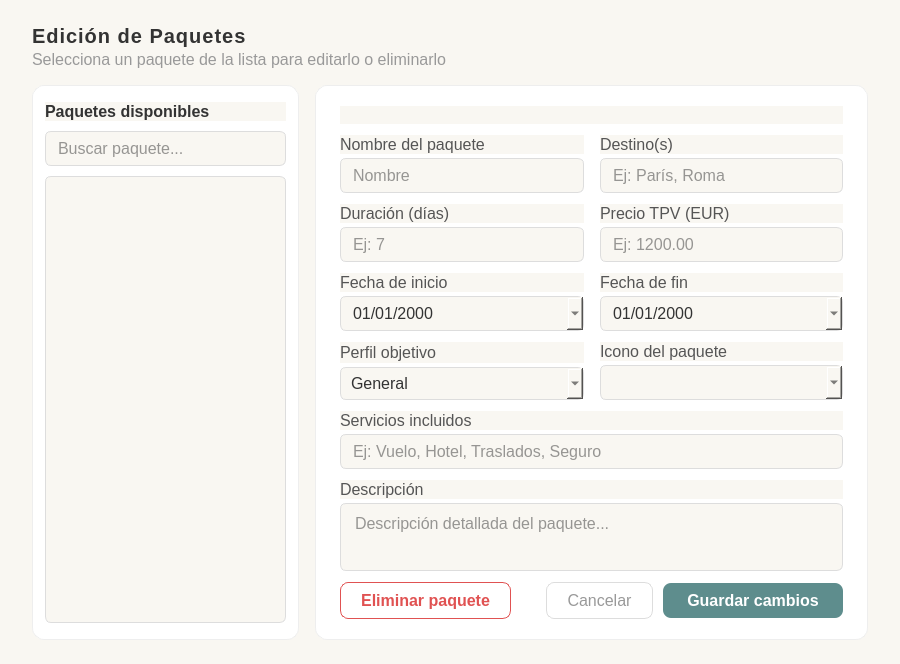
Above: src/vista/ui/vistaEditar.ui from laraanton/InSo before the change. Below: the same form after it.
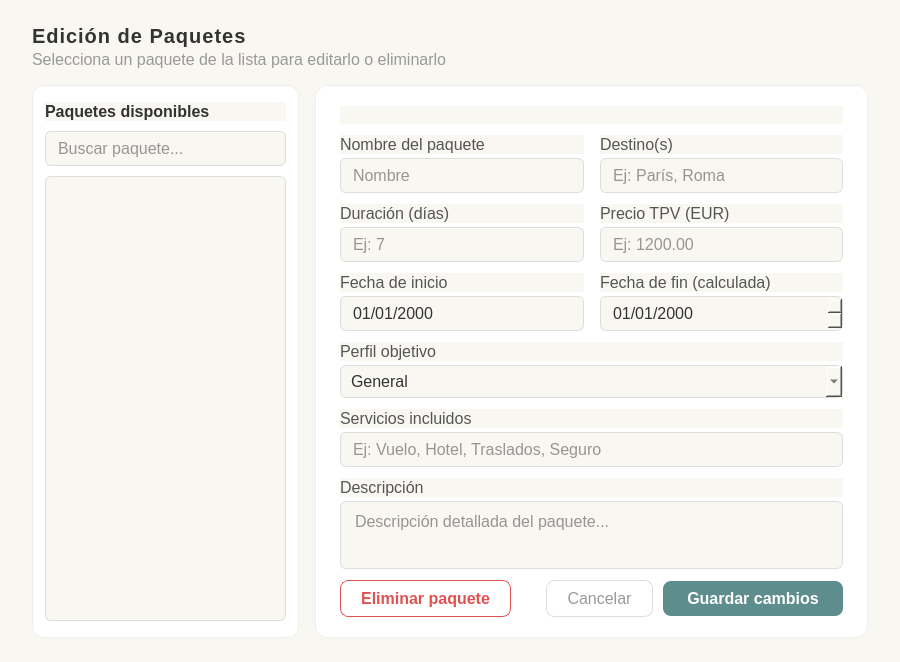
That is the form after the change.

Commit message:
Adjust UI properties and font sizes in vistaEditar
Updated UI layout and styles for VentanaEditar.

```diff
--- a/src/vista/ui/vistaEditar.ui
+++ b/src/vista/ui/vistaEditar.ui
@@ -3,7 +3,7 @@
  <class>VentanaEditar</class>
  <widget class="QWidget" name="VentanaEditar">
   <property name="geometry">
-   <rect><x>0</x><y>0</y><width>900</width><height>640</height></rect>
+   <rect><x>0</x><y>0</y><width>900</width><height>620</height></rect>
   </property>
   <property name="styleSheet">
    <string notr="true">
@@ -18,21 +18,16 @@
     letter-spacing: 1px;
 }
 QLabel#lblSeccionSub {
-    font-size: 11px;
+    font-size: 16px;
     color: #999999;
 }
-QFrame#panelIzq {
-    background-color: #ffffff;
-    border-radius: 12px;
-    border: 1px solid #eeeeee;
-}
-QFrame#panelDer {
+QFrame#panelIzq, QFrame#panelDer {
     background-color: #ffffff;
     border-radius: 12px;
     border: 1px solid #eeeeee;
 }
 QLabel {
-    font-size: 11px;
+    font-size: 16px;
     color: #555555;
 }
 QLineEdit, QTextEdit, QDateEdit {
@@ -40,24 +35,24 @@
     border: 1px solid #dddddd;
     border-radius: 6px;
     padding: 6px 10px;
-    font-size: 11px;
+    font-size: 16px;
     color: #333333;
 }
 QLineEdit:focus, QTextEdit:focus, QDateEdit:focus {
     border: 1px solid #5e8d8d;
     background-color: #ffffff;
 }
+QDateEdit::drop-down {
+    border: none;
+}
 QComboBox {
     background-color: #f9f7f2;
     border: 1px solid #dddddd;
     border-radius: 6px;
     padding: 5px 10px;
-    font-size: 11px;
+    font-size: 16px;
     color: #333333;
 }
-QComboBox#comboEmoji {
-    font-size: 13px;
-}
 QComboBox:focus {
     border: 1px solid #5e8d8d;
 }
@@ -67,14 +62,14 @@
     border-radius: 6px;
     selection-background-color: #5e8d8d;
     selection-color: white;
-    font-size: 13px;
+    font-size: 16px;
     padding: 4px;
 }
 QListWidget {
     background-color: #f9f7f2;
     border: 1px solid #dddddd;
     border-radius: 6px;
-    font-size: 11px;
+    font-size: 16px;
     color: #333333;
 }
 QListWidget::item {
@@ -92,7 +87,7 @@
     border: none;
     border-radius: 8px;
     padding: 8px 24px;
-    font-size: 11px;
+    font-size: 16px;
     font-weight: bold;
     color: white;
 }
@@ -104,7 +99,7 @@
     border: 1px solid #e05252;
     border-radius: 8px;
     padding: 8px 20px;
-    font-size: 11px;
+    font-size: 16px;
     font-weight: bold;
     color: #e05252;
 }
@@ -117,19 +112,15 @@
     border: 1px solid #dddddd;
     border-radius: 8px;
     padding: 8px 20px;
-    font-size: 11px;
+    font-size: 16px;
     color: #999999;
 }
 QPushButton#btnLimpiar:hover {
     border-color: #999999;
     color: #555555;
 }
-QLabel#lblEstado {
-    font-size: 11px;
-    font-weight: bold;
-}
-QLabel#lblAviso {
-    font-size: 11px;
+QLabel#lblEstado, QLabel#lblAviso {
+    font-size: 16px;
     font-weight: bold;
 }
 QScrollBar:vertical {
@@ -141,19 +132,9 @@
     border-radius: 3px;
     min-height: 20px;
 }
-QLabel#lblSeccionTitulo { font-size: 20px; }  /* se queda igual, ya es grande */
-QLabel#lblSeccionSub { font-size: 16px; }      /* era 11px */
-QLabel { font-size: 16px; }                    /* era 11px */
-QLineEdit, QTextEdit, QDateEdit { font-size: 16px; } /* era 11px */
-QComboBox { font-size: 16px; }                 /* era 11px */
-QComboBox#comboEmoji { font-size: 18px; }      /* era 13px */
-QListWidget { font-size: 16px; }               /* era 11px */
-QPushButton#btnGuardarCambios { font-size: 16px; } /* era 11px */
-QPushButton#btnEliminar { font-size: 16px; }   /* era 11px */
-QPushButton#btnLimpiar { font-size: 16px; }    /* era 11px */
-QLabel#lblEstado { font-size: 16px; }          /* era 11px */
-QLabel#lblAviso { font-size: 16px; }           /* era 11px */
-QScrollBar::add-line:vertical, QScrollBar::sub-line:vertical { height: 0px; }
+QScrollBar::add-line:vertical, QScrollBar::sub-line:vertical {
+    height: 0px;
+}
    </string>
   </property>
 
@@ -308,8 +289,14 @@
           <item>
            <layout class="QVBoxLayout">
             <property name="spacing"><number>4</number></property>
-            <item><widget class="QLabel" name="lblFechaFin"><property name="text"><string>Fecha de fin</string></property></widget></item>
-            <item><widget class="QDateEdit" name="inputFechaFin"><property name="calendarPopup"><bool>true</bool></property><property name="displayFormat"><string>dd/MM/yyyy</string></property></widget></item>
+            <item><widget class="QLabel" name="lblFechaFin"><property name="text"><string>Fecha de fin (calculada)</string></property></widget></item>
+            <item>
+             <widget class="QDateEdit" name="inputFechaFin">
+              <property name="calendarPopup"><bool>false</bool></property>
+              <property name="displayFormat"><string>dd/MM/yyyy</string></property>
+              <property name="readOnly"><bool>true</bool></property>
+             </widget>
+            </item>
            </layout>
           </item>
          </layout>
@@ -317,39 +304,24 @@
 
         <!-- Fila 4: Perfil + Emoji -->
         <item>
-         <layout class="QHBoxLayout">
-          <property name="spacing"><number>16</number></property>
+         <layout class="QVBoxLayout">
+          <property name="spacing"><number>4</number></property>
+          <item><widget class="QLabel" name="lblPerfil"><property name="text"><string>Perfil objetivo</string></property></widget></item>
           <item>
-           <layout class="QVBoxLayout">
-            <property name="spacing"><number>4</number></property>
-            <item><widget class="QLabel" name="lblPerfil"><property name="text"><string>Perfil objetivo</string></property></widget></item>
-            <item>
-             <widget class="QComboBox" name="comboPerfil">
-              <item><property name="text"><string>General</string></property></item>
-              <item><property name="text"><string>Familias</string></property></item>
-              <item><property name="text"><string>Jovenes</string></property></item>
-              <item><property name="text"><string>Jubilados</string></property></item>
-              <item><property name="text"><string>Parejas</string></property></item>
-              <item><property name="text"><string>Grupos escolares</string></property></item>
-              <item><property name="text"><string>Movilidad reducida</string></property></item>
-             </widget>
-            </item>
-           </layout>
-          </item>
-          <item>
-           <layout class="QVBoxLayout">
-            <property name="spacing"><number>4</number></property>
-            <item><widget class="QLabel" name="lblEmoji"><property name="text"><string>Icono del paquete</string></property></widget></item>
-            <item>
-             <!-- Las opciones se rellenan desde el código Python -->
-             <widget class="QComboBox" name="comboEmoji"/>
-            </item>
-           </layout>
+           <widget class="QComboBox" name="comboPerfil">
+            <item><property name="text"><string>General</string></property></item>
+            <item><property name="text"><string>Familias</string></property></item>
+            <item><property name="text"><string>Jovenes</string></property></item>
+            <item><property name="text"><string>Jubilados</string></property></item>
+            <item><property name="text"><string>Parejas</string></property></item>
+            <item><property name="text"><string>Grupos escolares</string></property></item>
+            <item><property name="text"><string>Movilidad reducida</string></property></item>
+           </widget>
           </item>
          </layout>
         </item>
 
-        <!-- Servicios incluidos -->
+        <!-- Servicios -->
         <item>
          <layout class="QVBoxLayout">
           <property name="spacing"><number>4</number></property>
```
Left out of the diff: 17 changed lines with no effect on the pictures.
